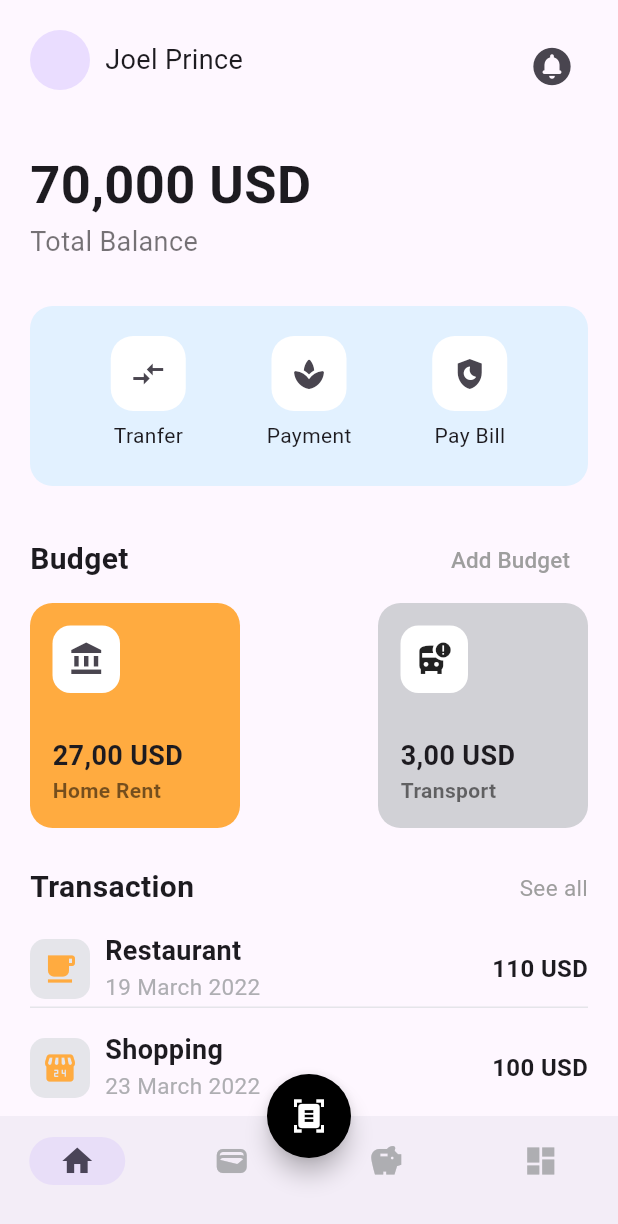
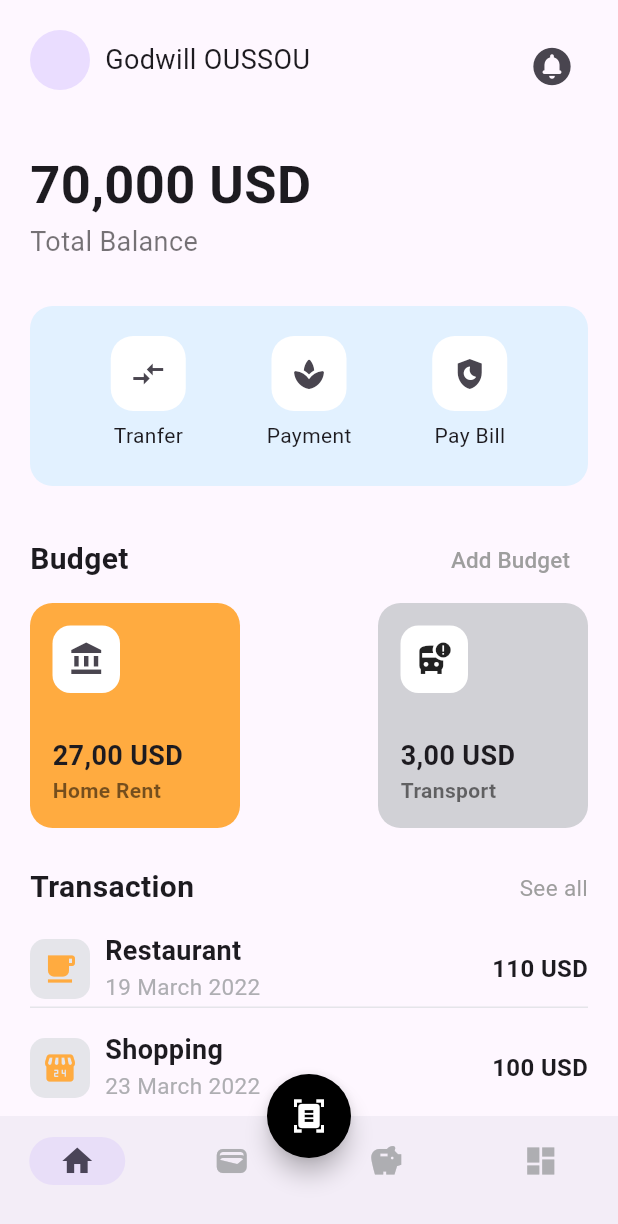
Before and after one commit to Godwill05/payfast, a Flutter app: the screen it shows after launch, on a phone screen of 412 x 824 dp. Shown: the top 1224 px of the screen. Run offline on Flutter 3.47's test engine with Material 3 defaults, Android fonts, the phone set to English and light mode, and no system bars.

Commit message:
Update home_page.dart

```diff
--- a/lib/pages/home_page.dart
+++ b/lib/pages/home_page.dart
@@ -27,7 +27,7 @@ class HomPage extends StatelessWidget {
                         CircleAvatar(),
                         SizedBox(width: 10,),
                         Text(
-                          'Joel Prince',
+                          'Godwill OUSSOU',
                           style: TextStyle(
                             fontSize: 18,
                           ),
```
